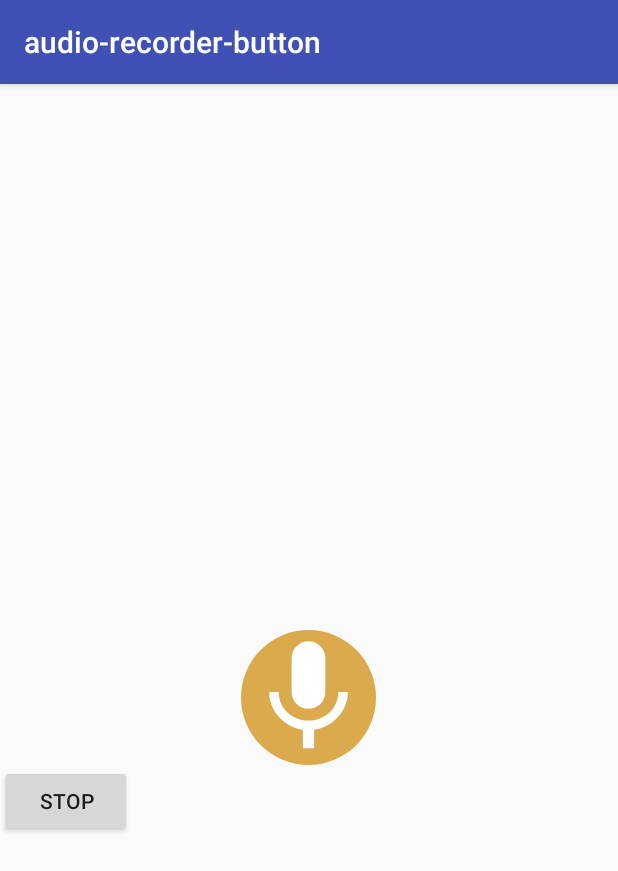
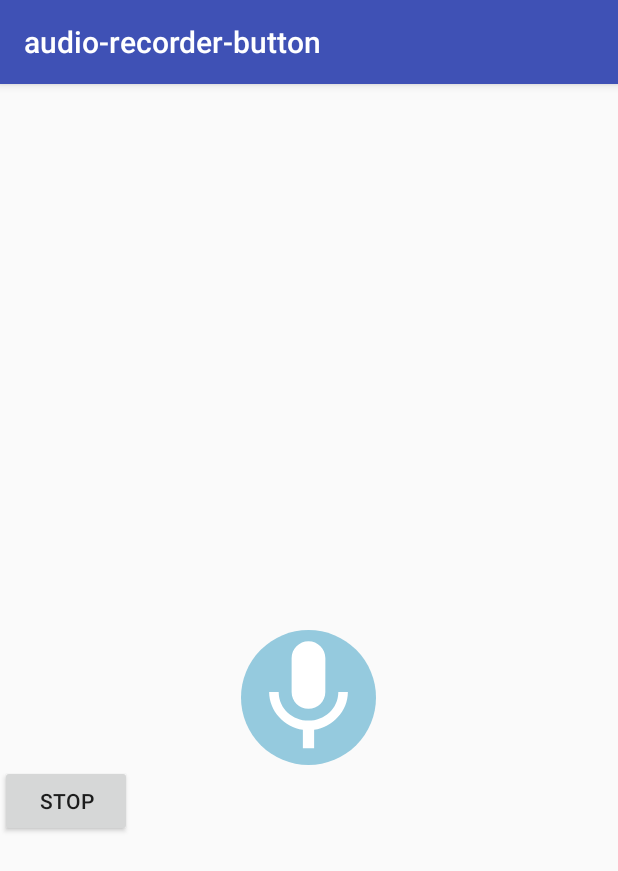
Before and after one commit to safetysystemtechnology/audio-recorder-button, an Android app: the screen it shows after launch (MainActivity), on a phone screen of 412 x 824 dp. Shown: the top 871 px of the screen. Run offline under Robolectric (Android 15) with nearby library versions, the phone set to English and light mode, and no system bars.

Commit message:
Update mic_shape.xml

```diff
--- a/audio-recorder/src/main/res/drawable/mic_shape.xml
+++ b/audio-recorder/src/main/res/drawable/mic_shape.xml
@@ -3,7 +3,7 @@
     <item>
         <shape android:shape="oval">
             <corners android:radius="0dp" />
-            <solid android:color="#DAAA4C" />
+            <solid android:color="#95CADE" />
         </shape>
     </item>
     <item>
```
